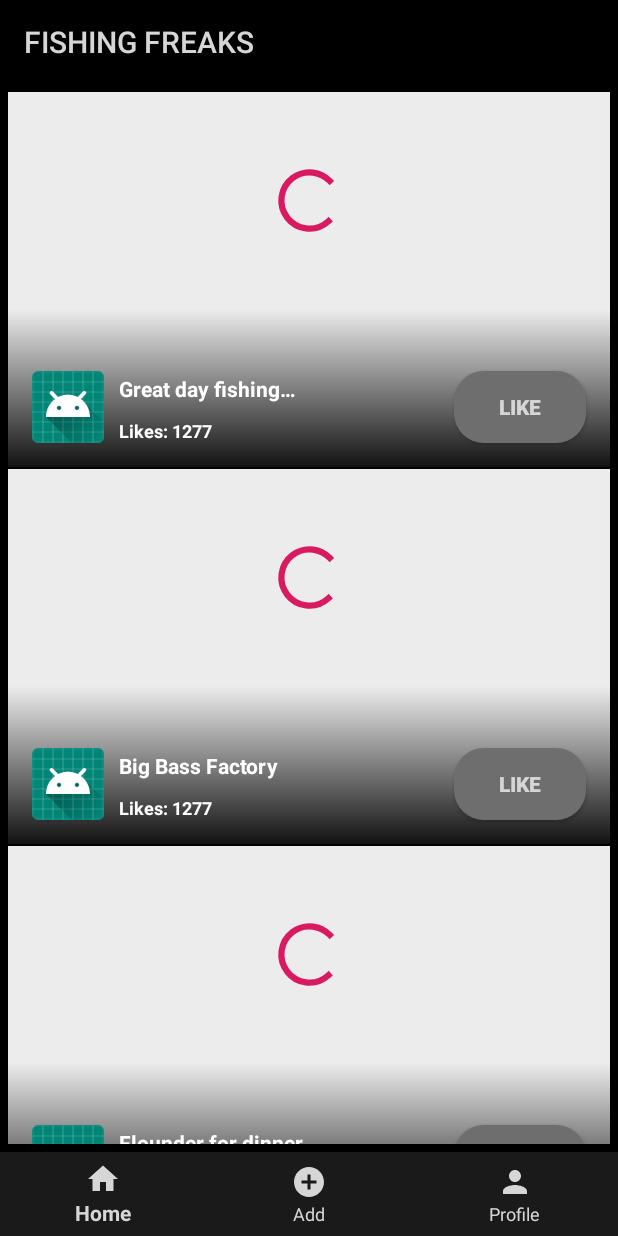
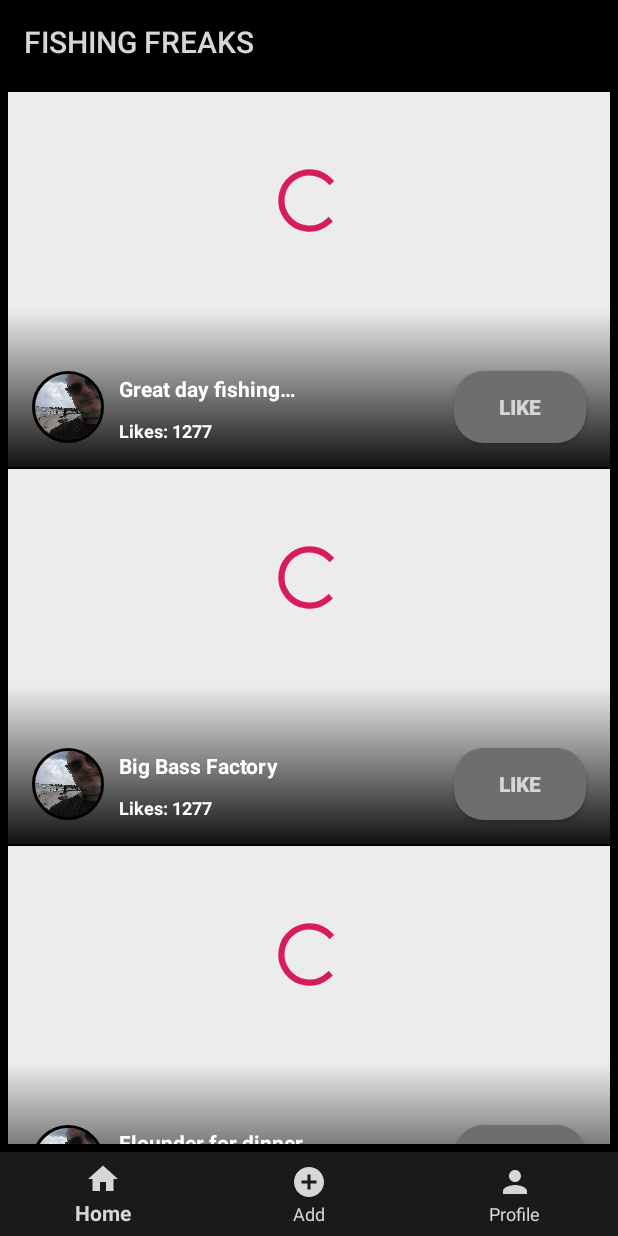
Before and after one commit to flipzide/fishing-freaks, an Android app: the screen it shows after launch (MainActivity), on a phone screen of 412 x 824 dp. Run offline under Robolectric (Android 15) with nearby library versions, the phone set to English and light mode, and no system bars; our stand-ins replace CircleImageView; libraries missing offline, so code that uses them is left out: com.nostra13.universalimageloader; 6 statements that could not run were skipped.

Commit message:
added profile image

```diff
--- a/app/build.gradle
+++ b/app/build.gradle
@@ -31,6 +31,9 @@ dependencies {
     //CardView
     implementation 'com.android.support:cardview-v7:28.0.0'
 
+    //CircleImageView
+    implementation 'de.hdodenhof:circleimageview:2.2.0'
+
     //RecyclerView
     implementation 'com.android.support:recyclerview-v7:28.0.0'
 
--- a/app/src/main/AndroidManifest.xml
+++ b/app/src/main/AndroidManifest.xml
@@ -12,14 +12,14 @@
         android:roundIcon="@mipmap/ic_launcher_round"
         android:supportsRtl="true"
         android:theme="@style/AppTheme">
-        <activity android:name=".ActivitySplash" >
-            <intent-filter>
+        <activity android:name=".MainActivity" >
+        <intent-filter>
                 <action android:name="android.intent.action.MAIN" />
 
                 <category android:name="android.intent.category.LAUNCHER" />
             </intent-filter>
         </activity>
-        <activity android:name=".MainActivity"/>
+    <activity android:name=".ActivitySplash" />
     </application>
 
 </manifest>
--- a/app/src/main/java/fishingfreaks/ffapp/FragmentMain.java
+++ b/app/src/main/java/fishingfreaks/ffapp/FragmentMain.java
@@ -35,7 +35,6 @@ public class FragmentMain extends Fragment {
         list.add(new Card("drawable://" + R.drawable.smb3, "My PB Small Mouth!"));
         list.add(new Card("drawable://" + R.drawable.fish5, "My PB Large Mouth!"));
 
-
         CustomListAdapter adapter = new CustomListAdapter(getActivity(), R.layout.card_layout_main, list);
         mListView.setAdapter(adapter);
 
--- a/app/src/main/java/fishingfreaks/ffapp/MainActivity.java
+++ b/app/src/main/java/fishingfreaks/ffapp/MainActivity.java
@@ -20,7 +20,7 @@ import java.util.List;
 public class MainActivity extends AppCompatActivity implements NavigationView.OnNavigationItemSelectedListener,
         BottomNavigationView.OnNavigationItemSelectedListener {
 
-    private static int SPLASH_TIME = 4000; //This is 4 seconds
+//    private static int SPLASH_TIME = 4000; //This is 4 seconds
 
 //    private RecyclerView mRecyclerView;
 //    private RecyclerView.Adapter mAdapter;
--- a/app/src/main/res/layout/card_layout_main.xml
+++ b/app/src/main/res/layout/card_layout_main.xml
@@ -39,16 +39,30 @@
         app:layout_constraintStart_toStartOf="@color/card_background_color"
         app:srcCompat="@drawable/black_gradient" />
 
-    <ImageView
+    <!--<ImageView-->
+        <!--android:id="@+id/profileImage"-->
+        <!--android:layout_width="48dp"-->
+        <!--android:layout_height="48dp"-->
+        <!--android:layout_marginStart="16dp"-->
+        <!--android:layout_marginLeft="16dp"-->
+        <!--android:layout_marginBottom="16dp"-->
+        <!--app:layout_constraintBottom_toBottomOf="parent"-->
+        <!--app:layout_constraintStart_toStartOf="parent"-->
+        <!--app:srcCompat="@drawable/cliff" />-->
+
+    <de.hdodenhof.circleimageview.CircleImageView
+        xmlns:app="http://schemas.android.com/apk/res-auto"
         android:id="@+id/profileImage"
         android:layout_width="48dp"
         android:layout_height="48dp"
         android:layout_marginStart="16dp"
         android:layout_marginLeft="16dp"
         android:layout_marginBottom="16dp"
+        android:src="@drawable/cliff"
+        app:civ_border_color="#FF000000"
+        app:civ_border_width="2dp"
         app:layout_constraintBottom_toBottomOf="parent"
-        app:layout_constraintStart_toStartOf="parent"
-        app:srcCompat="@mipmap/ic_launcher_round" />
+        app:layout_constraintStart_toStartOf="parent" />
 
     <TextView
         android:id="@+id/cardTitle"
```
Also changed, not shown: app/src/main/res/drawable/cliff.jpg (added).
